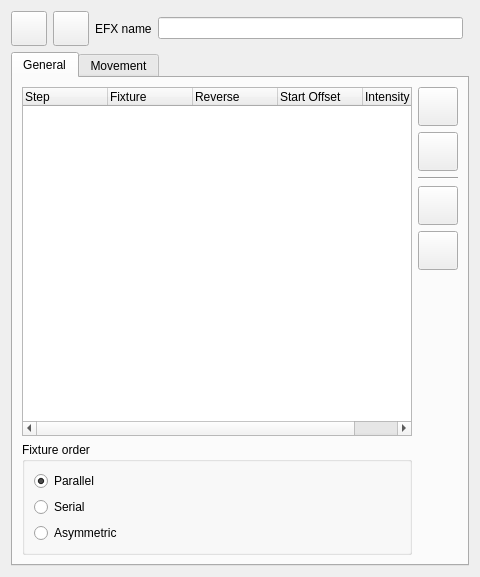
The window that ui/src/efxeditor.ui (mcallegari/qlcplus) describes before a commit, drawn with Qt 5.
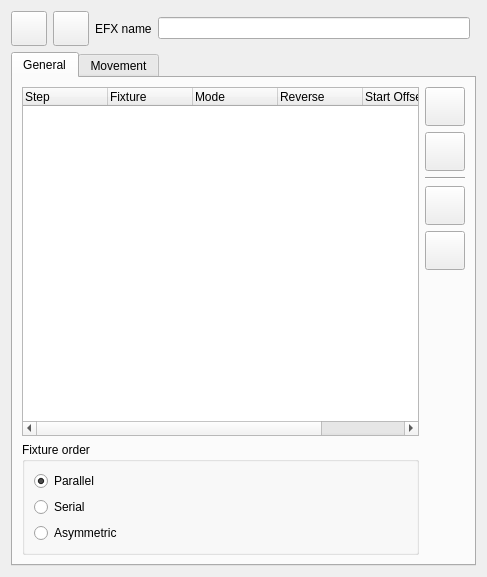
The same window after the commit. Icons and pictures are not drawn.

Patch:
```diff
--- a/ui/src/efxeditor.ui
+++ b/ui/src/efxeditor.ui
@@ -6,7 +6,7 @@
    <rect>
     <x>0</x>
     <y>0</y>
-    <width>480</width>
+    <width>487</width>
     <height>577</height>
    </rect>
   </property>
@@ -168,6 +168,11 @@
            <string>Fixture</string>
           </property>
          </column>
+         <column>
+          <property name="text">
+           <string>Mode</string>
+          </property>
+         </column>
          <column>
           <property name="text">
            <string>Reverse</string>
```
